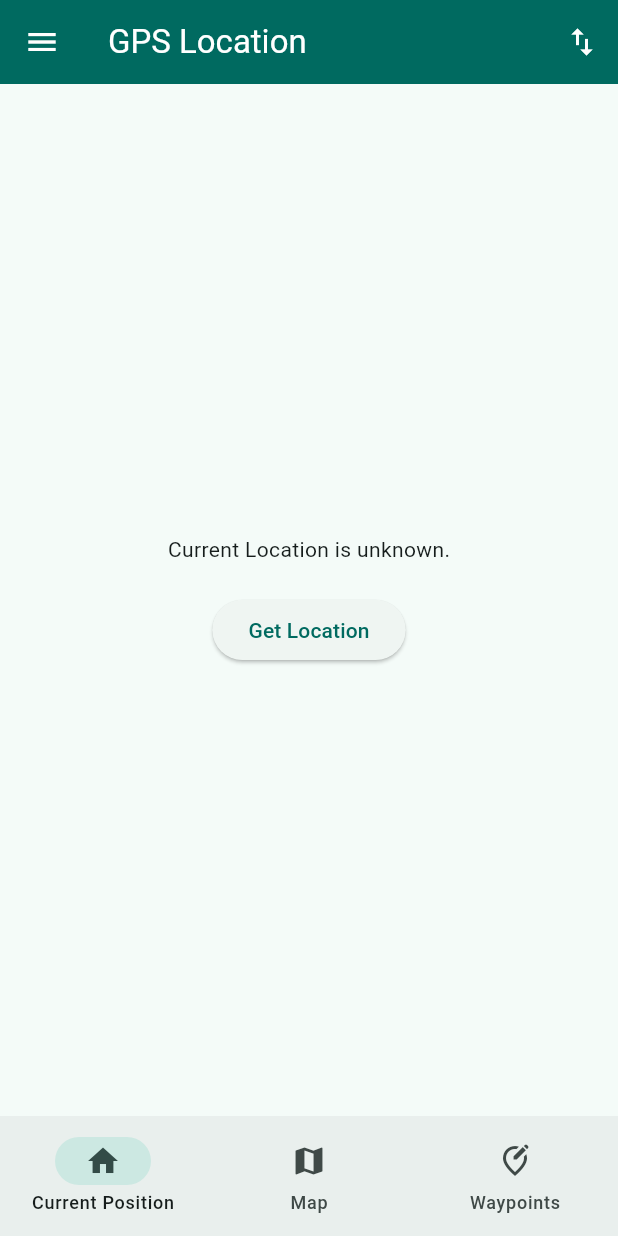
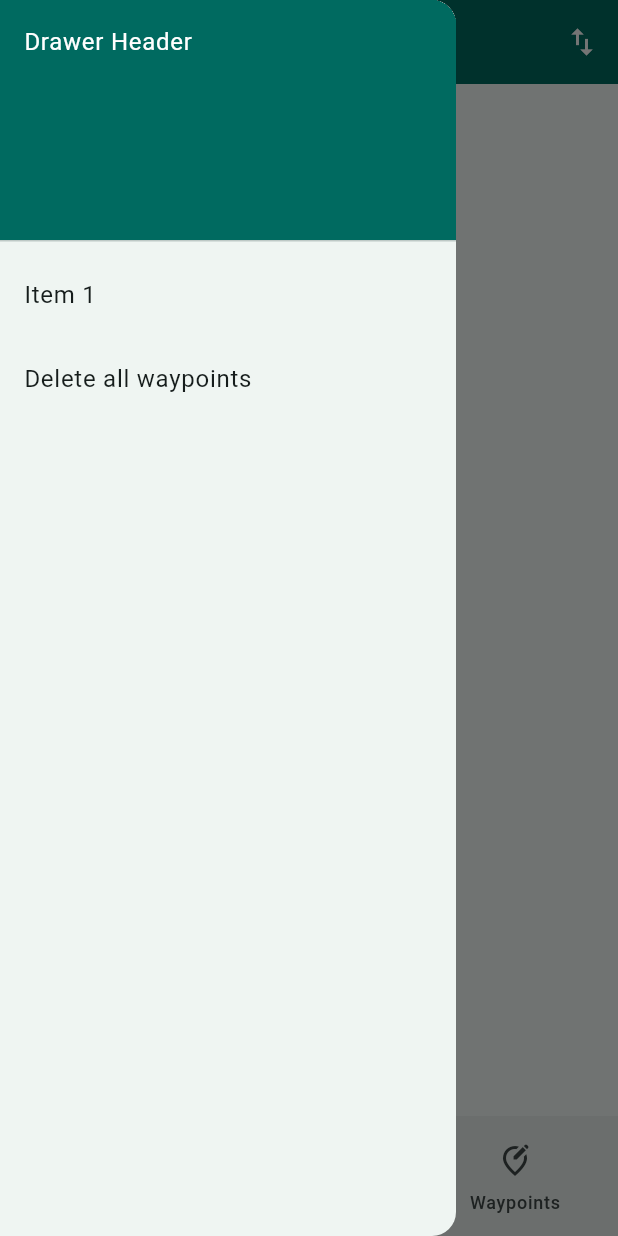
Before and after one commit to florianneukirchen/gps_location, a Flutter app: the screen it shows after launch, with the side drawer open (before the commit the screen has no drawer), on a phone screen of 412 x 824 dp. Run offline on Flutter 3.47's test engine with Material 3 defaults, Android fonts, the light colour scheme and no system bars; our stand-ins replace flutter_map, geolocator, latlong2; missing offline and left inert: proj4dart.

Commit message:
Add drawer and implement delete all waypoints

```diff
--- a/lib/myapp.dart
+++ b/lib/myapp.dart
@@ -210,6 +210,12 @@ class MyAppState extends ChangeNotifier {
     notifyListeners();
   }
 
+  void deleteAllWaypoints() {
+    waypoints.clear();
+    saveWaypoints();
+    notifyListeners();
+  }
+
   LatLng? poslatlng() {
     if (currentposition == null) {
       return null;
--- a/lib/myhomepage.dart
+++ b/lib/myhomepage.dart
@@ -17,6 +17,36 @@ class MyHomePage extends StatefulWidget {
 
 class _MyHomePageState extends State<MyHomePage> {
   var selectedIndex = 0;
+
+  // Confirm Dialog to delete waypoints
+  void _confirmDeleteWaypoints() {
+    // var appState = context.watch<MyAppState>();
+    showDialog(
+      context: context,
+      builder: (BuildContext context) {
+        return AlertDialog(
+          title: Text("Delete Waypoints"),
+          content: Text("Are you sure you want to delete all waypoints?"),
+          actions: <Widget>[
+            ElevatedButton(
+              child: Text("Cancel"),
+              onPressed: () {
+                Navigator.of(context).pop();
+              },
+            ),
+            ElevatedButton(
+              child: Text("Delete All"),
+              onPressed: () {
+                Navigator.of(context).pop();
+                Provider.of<MyAppState>(context, listen: false).deleteAllWaypoints();
+              },
+            ),
+          ],
+        );
+      }
+    );
+  }
+
 
   // For the switching in the dialog
   //SortOrder _selectedSortOrder = SortOrder.nameAscending;
@@ -89,10 +119,8 @@ class _MyHomePageState extends State<MyHomePage> {
 
     var appState = context.watch<MyAppState>();
 
-
     return Scaffold(
       appBar: AppBar(
-        leading: Icon(Icons.menu),
         title: Text(widget.title),
         foregroundColor: Theme.of(context).colorScheme.onPrimary,
         backgroundColor: Theme.of(context).colorScheme.primary,
@@ -105,6 +133,37 @@ class _MyHomePageState extends State<MyHomePage> {
             onPressed: _showSortOrderDialog,
           )
         ],
+      ),
+      drawer: Drawer(
+        child: ListView(
+          padding: EdgeInsets.zero,
+          children: [
+            DrawerHeader(
+              decoration: BoxDecoration(
+                  color: Theme.of(context).colorScheme.primary
+              ),
+              child: Text(
+                'Drawer Header',
+                style: TextStyle(
+                  color: Theme.of(context).colorScheme.onPrimary,
+                ),
+              ),
+            ),
+            ListTile(
+              title: const Text('Item 1'),
+              onTap: () {
+                // Bla
+              },
+            ),
+            ListTile(
+              title: const Text('Delete all waypoints'),
+              onTap: () {
+                Navigator.pop(context);
+                _confirmDeleteWaypoints();
+              }),
+
+          ],
+        ),
       ),
       bottomNavigationBar: NavigationBar(
         selectedIndex: selectedIndex,
```
